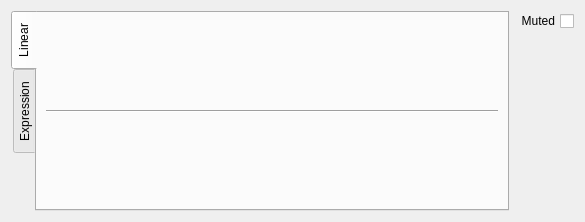
The window that mapprops.ui (malloch/mapperGUI-qt) describes before a commit, drawn with Qt 5.
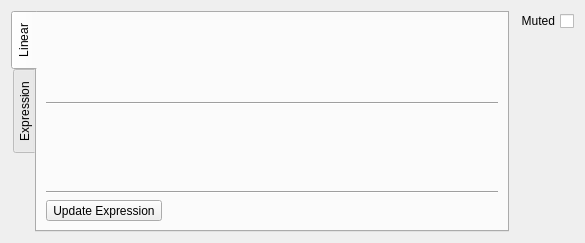
The same window after the commit. The open tabs and pages were chosen to show the change. Custom widgets are drawn as their Qt base class.

Commit message: Added button for hiding unmapped signals in list view.

Diff of the .ui file:
```diff
--- a/mapprops.ui
+++ b/mapprops.ui
@@ -7,7 +7,7 @@
     <x>0</x>
     <y>0</y>
     <width>585</width>
-    <height>222</height>
+    <height>243</height>
    </rect>
   </property>
   <property name="sizePolicy">
@@ -49,6 +49,20 @@
        <item>
         <widget class="RangeEditor" name="dstRange" native="true"/>
        </item>
+       <item>
+        <widget class="Line" name="line_3">
+         <property name="orientation">
+          <enum>Qt::Horizontal</enum>
+         </property>
+        </widget>
+       </item>
+       <item>
+        <widget class="QToolButton" name="updateExprButton">
+         <property name="text">
+          <string>Update Expression</string>
+         </property>
+        </widget>
+       </item>
       </layout>
      </widget>
      <widget class="QWidget" name="expressionModeTab">
```
The commit also changes 3 other files.
